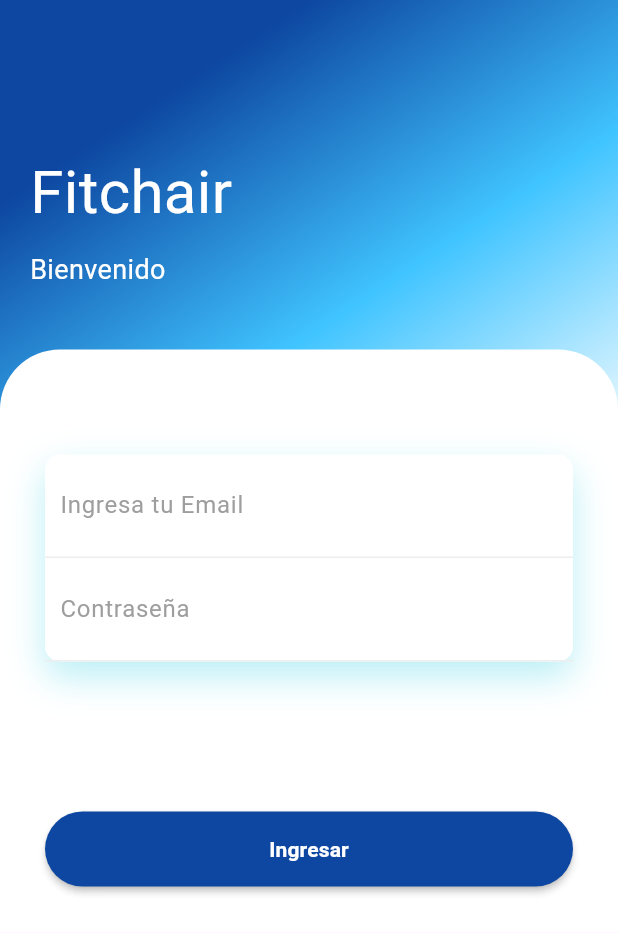
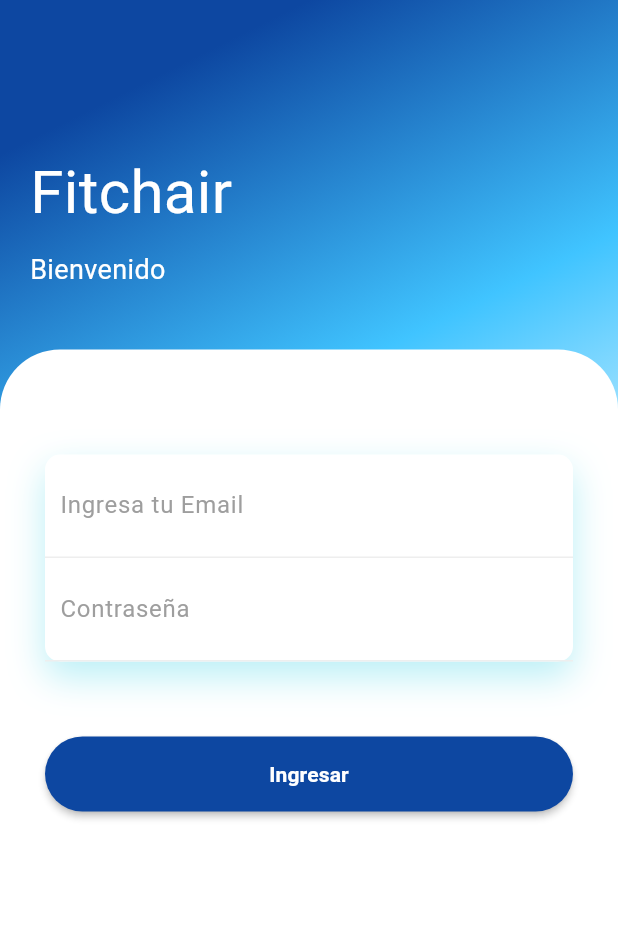
Before and after one commit to Brahn71/appint, a Flutter app: the screen it shows after launch, on a phone screen of 412 x 824 dp. Shown: the top 933 px of the screen. Run offline on Flutter 3.47's test engine with Material 3 defaults, Android fonts, the phone set to English and light mode, and no system bars; our stand-ins replace animate_do, flutter_local_notifications, shared_preferences, timezone.

```diff
--- a/lib/pantallas/login.dart
+++ b/lib/pantallas/login.dart
@@ -9,22 +9,24 @@ class Login extends StatelessWidget {
   @override
   Widget build(BuildContext context) {
     return Scaffold(
-      resizeToAvoidBottomInset: true,
       body: Container(
         width: double.infinity,
         decoration: BoxDecoration(
           gradient: LinearGradient(
             begin: Alignment.topCenter,
-                colors: [Colors.blue.shade900, Colors.lightBlueAccent, Colors.white])),
-        child: SingleChildScrollView(
+            colors: [
+              Colors.blue.shade900,
+              Colors.lightBlueAccent,
+              Colors.white
+            ],
+          ),
+        ),
         child: Column(
           crossAxisAlignment: CrossAxisAlignment.start,
           children: <Widget>[
-              const SizedBox(
-                height: 80,
-              ),
+            const SizedBox(height: 80),
             Padding(
-                padding: EdgeInsets.all(20),
+              padding: const EdgeInsets.all(20),
               child: Column(
                 crossAxisAlignment: CrossAxisAlignment.start,
                 children: <Widget>[
@@ -33,33 +35,34 @@ class Login extends StatelessWidget {
                     child: const Text(
                       "Fitchair",
                       style: TextStyle(color: Colors.white, fontSize: 40),
-                        )),
-                    const SizedBox(
-                      height: 10,
                     ),
+                  ),
+                  const SizedBox(height: 10),
                   FadeInUp(
                     duration: const Duration(milliseconds: 1300),
                     child: const Text(
                       "Bienvenido",
-                          style: TextStyle(color: Colors.white, fontSize: 18,),
-                        )),
+                      style: TextStyle(color: Colors.white, fontSize: 18),
+                    ),
+                  ),
                 ],
               ),
             ),
             const SizedBox(height: 20),
-              Container(
+            Expanded(
+              child: Container(
                 decoration: const BoxDecoration(
                   color: Colors.white,
                   borderRadius: BorderRadius.only(
                     topLeft: Radius.circular(40),
-                        topRight: Radius.circular(40))),
+                    topRight: Radius.circular(40),
+                  ),
+                ),
                 child: Padding(
                   padding: const EdgeInsets.all(30),
                   child: Column(
                     children: <Widget>[
-                      const SizedBox(
-                        height: 40,
-                      ),
+                      const SizedBox(height: 40),
                       FadeInUp(
                         duration: const Duration(milliseconds: 1400),
                         child: Container(
@@ -69,51 +72,57 @@ class Login extends StatelessWidget {
                             boxShadow: const [
                               BoxShadow(
                                 color: Color.fromRGBO(
-                                          27, 202, 225, 0.30196078431372547),
+                                    27, 202, 225, 0.3),
                                 blurRadius: 20,
-                                      offset: Offset(0, 10))
-                                ]),
+                                offset: Offset(0, 10),
+                              ),
+                            ],
+                          ),
                           child: Column(
                             children: <Widget>[
                               Container(
-                                  padding: EdgeInsets.all(10),
+                                padding: const EdgeInsets.all(10),
                                 decoration: BoxDecoration(
                                   border: Border(
                                     bottom: BorderSide(
-                                              color: Colors.grey.shade200))),
+                                      color: Colors.grey.shade200,
+                                    ),
+                                  ),
+                                ),
                                 child: TextField(
                                   controller: emailController,
                                   decoration: const InputDecoration(
                                     hintText: "Ingresa tu Email",
-                                        hintStyle:
-                                        TextStyle(color: Colors.grey),
-                                        border: InputBorder.none),
+                                    hintStyle: TextStyle(color: Colors.grey),
+                                    border: InputBorder.none,
+                                  ),
                                   keyboardType: TextInputType.emailAddress,
                                 ),
                               ),
                               Container(
-                                  padding: EdgeInsets.all(10),
+                                padding: const EdgeInsets.all(10),
                                 decoration: BoxDecoration(
                                   border: Border(
                                     bottom: BorderSide(
-                                              color: Colors.grey.shade200))),
+                                      color: Colors.grey.shade200,
+                                    ),
+                                  ),
+                                ),
                                 child: TextField(
                                   controller: passwordController,
                                   obscureText: true,
                                   decoration: const InputDecoration(
                                     hintText: "Contraseña",
-                                        hintStyle:
-                                        TextStyle(color: Colors.grey),
-                                        border: InputBorder.none),
+                                    hintStyle: TextStyle(color: Colors.grey),
+                                    border: InputBorder.none,
+                                  ),
                                 ),
                               ),
                             ],
                           ),
-                          )),
-
-                      const SizedBox(
-                        height: 100,
                         ),
+                      ),
+                      const SizedBox(height: 50),
                       FadeInUp(
                         duration: const Duration(milliseconds: 1000),
                         child: MaterialButton(
@@ -162,16 +171,18 @@ class Login extends StatelessWidget {
                               "Ingresar",
                               style: TextStyle(
                                 color: Colors.white,
-                                    fontWeight: FontWeight.bold),
+                                fontWeight: FontWeight.bold,
                               ),
                             ),
-                          )),
+                          ),
+                        ),
+                      ),
                     ],
                   ),
                 ),
-              )
+              ),
+            ),
           ],
-          ),
         ),
       ),
     );
```
Also changed, not shown: lib/pantallas/reloj_alarma.dart (+193 -14 lines), lib/pantallas/usuario.dart (+2 -9 lines). Lines whose indentation alone changed are shown as unchanged.
